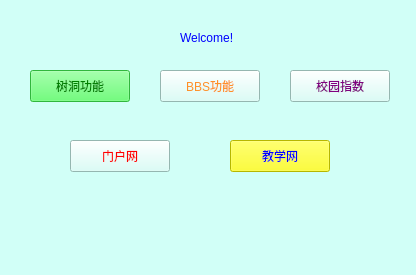
Qt form Helper/mywidget.ui (champion-chenpeng/CuteSunny) before a commit.
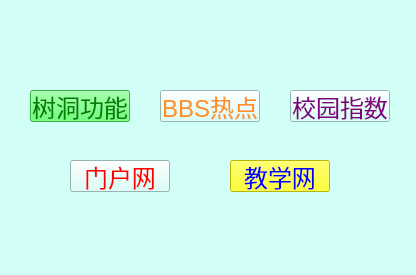
The same form after that commit.

```diff
--- a/Helper/mywidget.ui
+++ b/Helper/mywidget.ui
@@ -10,6 +10,11 @@
     <height>275</height>
    </rect>
   </property>
+  <property name="font">
+   <font>
+    <pointsize>18</pointsize>
+   </font>
+  </property>
   <property name="windowTitle">
    <string>MyWidget</string>
   </property>
@@ -24,7 +29,7 @@
    <property name="geometry">
     <rect>
      <x>70</x>
-     <y>140</y>
+     <y>160</y>
      <width>100</width>
      <height>32</height>
     </rect>
@@ -44,7 +49,7 @@
    <property name="geometry">
     <rect>
      <x>230</x>
-     <y>140</y>
+     <y>160</y>
      <width>100</width>
      <height>32</height>
     </rect>
@@ -64,12 +69,18 @@
   <widget class="QLabel" name="label">
    <property name="geometry">
     <rect>
-     <x>180</x>
+     <x>140</x>
      <y>30</y>
-     <width>61</width>
-     <height>16</height>
+     <width>141</width>
+     <height>21</height>
     </rect>
    </property>
+   <property name="maximumSize">
+    <size>
+     <width>16777215</width>
+     <height>31</height>
+    </size>
+   </property>
    <property name="styleSheet">
     <string notr="true">QLabel
 {
@@ -77,14 +88,14 @@
 }</string>
    </property>
    <property name="text">
-    <string>Welcome!</string>
+    <string/>
    </property>
   </widget>
   <widget class="QPushButton" name="pushButton_9">
    <property name="geometry">
     <rect>
      <x>30</x>
-     <y>70</y>
+     <y>90</y>
      <width>100</width>
      <height>32</height>
     </rect>
@@ -103,7 +114,7 @@
    <property name="geometry">
     <rect>
      <x>160</x>
-     <y>70</y>
+     <y>90</y>
      <width>100</width>
      <height>32</height>
     </rect>
@@ -115,14 +126,14 @@
 }</string>
    </property>
    <property name="text">
-    <string>BBS功能</string>
+    <string>BBS热点</string>
    </property>
   </widget>
   <widget class="QPushButton" name="pushButton_11">
    <property name="geometry">
     <rect>
      <x>290</x>
-     <y>70</y>
+     <y>90</y>
      <width>100</width>
      <height>32</height>
     </rect>
```
Left out of the diff: 6 changed lines with no effect on the pictures.
